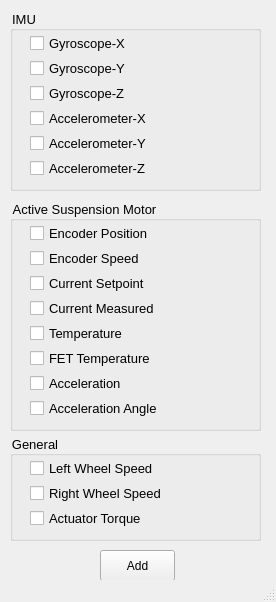
Above: gui/ui/parameters.ui from leonardo-unicamp/ECU-BCS-Triciclo before the change. Below: the same form after it.
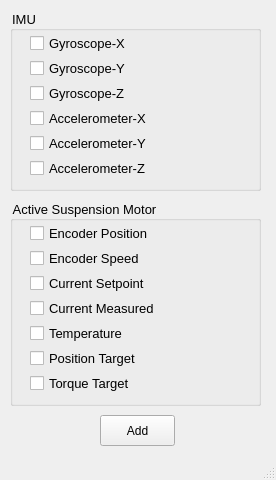
That is the form after the change.

Diff of the .ui file:
```diff
--- a/gui/ui/parameters.ui
+++ b/gui/ui/parameters.ui
@@ -7,19 +7,19 @@
     <x>0</x>
     <y>0</y>
     <width>276</width>
-    <height>602</height>
+    <height>480</height>
    </rect>
   </property>
   <property name="minimumSize">
    <size>
     <width>276</width>
-    <height>602</height>
+    <height>480</height>
    </size>
   </property>
   <property name="maximumSize">
    <size>
     <width>276</width>
-    <height>602</height>
+    <height>480</height>
    </size>
   </property>
   <property name="windowTitle">
@@ -41,7 +41,7 @@
     <property name="title">
      <string>IMU</string>
     </property>
-    <widget class="QCheckBox" name="cb_00">
+    <widget class="QCheckBox" name="cb_03">
      <property name="geometry">
       <rect>
        <x>20</x>
@@ -54,7 +54,7 @@
       <string>Gyroscope-X</string>
      </property>
     </widget>
-    <widget class="QCheckBox" name="cb_01">
+    <widget class="QCheckBox" name="cb_04">
      <property name="geometry">
       <rect>
        <x>20</x>
@@ -67,7 +67,7 @@
       <string>Gyroscope-Y</string>
      </property>
     </widget>
-    <widget class="QCheckBox" name="cb_02">
+    <widget class="QCheckBox" name="cb_05">
      <property name="geometry">
       <rect>
        <x>20</x>
@@ -80,7 +80,7 @@
       <string>Gyroscope-Z</string>
      </property>
     </widget>
-    <widget class="QCheckBox" name="cb_03">
+    <widget class="QCheckBox" name="cb_00">
      <property name="geometry">
       <rect>
        <x>20</x>
@@ -93,7 +93,7 @@
       <string>Accelerometer-X</string>
      </property>
     </widget>
-    <widget class="QCheckBox" name="cb_04">
+    <widget class="QCheckBox" name="cb_01">
      <property name="geometry">
       <rect>
        <x>20</x>
@@ -106,7 +106,7 @@
       <string>Accelerometer-Y</string>
      </property>
     </widget>
-    <widget class="QCheckBox" name="cb_05">
+    <widget class="QCheckBox" name="cb_02">
      <property name="geometry">
       <rect>
        <x>20</x>
@@ -126,7 +126,7 @@
       <x>10</x>
       <y>200</y>
       <width>251</width>
-      <height>231</height>
+      <height>206</height>
      </rect>
     </property>
     <property name="styleSheet">
@@ -161,137 +161,69 @@
       <string>Encoder Speed</string>
      </property>
     </widget>
-    <widget class="QCheckBox" name="cb_08">
-     <property name="geometry">
-      <rect>
-       <x>20</x>
-       <y>75</y>
-       <width>161</width>
-       <height>17</height>
-      </rect>
-     </property>
-     <property name="text">
-      <string>Current Setpoint</string>
-     </property>
-    </widget>
-    <widget class="QCheckBox" name="cb_09">
-     <property name="geometry">
-      <rect>
-       <x>20</x>
-       <y>100</y>
-       <width>156</width>
-       <height>17</height>
-      </rect>
-     </property>
-     <property name="text">
-      <string>Current Measured</string>
-     </property>
-    </widget>
     <widget class="QCheckBox" name="cb_10">
      <property name="geometry">
       <rect>
        <x>20</x>
-       <y>125</y>
-       <width>156</width>
+       <y>75</y>
+       <width>161</width>
        <height>17</height>
       </rect>
      </property>
      <property name="text">
-      <string>Temperature</string>
+      <string>Current Setpoint</string>
      </property>
     </widget>
     <widget class="QCheckBox" name="cb_11">
      <property name="geometry">
       <rect>
        <x>20</x>
-       <y>150</y>
+       <y>100</y>
        <width>156</width>
        <height>17</height>
       </rect>
      </property>
      <property name="text">
-      <string>FET Temperature</string>
+      <string>Current Measured</string>
      </property>
     </widget>
     <widget class="QCheckBox" name="cb_12">
      <property name="geometry">
       <rect>
        <x>20</x>
-       <y>175</y>
-       <width>151</width>
+       <y>125</y>
+       <width>156</width>
        <height>17</height>
       </rect>
      </property>
      <property name="text">
-      <string>Acceleration</string>
+      <string>Temperature</string>
      </property>
     </widget>
     <widget class="QCheckBox" name="cb_13">
      <property name="geometry">
       <rect>
        <x>20</x>
-       <y>200</y>
-       <width>151</width>
+       <y>150</y>
+       <width>156</width>
        <height>17</height>
       </rect>
      </property>
      <property name="text">
-      <string>Acceleration Angle</string>
+      <string>Position Target</string>
      </property>
     </widget>
-   </widget>
-   <widget class="QGroupBox" name="gb_general">
-    <property name="geometry">
-     <rect>
-      <x>10</x>
-      <y>435</y>
-      <width>251</width>
-      <height>106</height>
-     </rect>
-    </property>
-    <property name="styleSheet">
-     <string notr="true">font-size: 13px;</string>
-    </property>
-    <property name="title">
-     <string>General</string>
-    </property>
     <widget class="QCheckBox" name="cb_14">
      <property name="geometry">
       <rect>
        <x>20</x>
-       <y>25</y>
-       <width>151</width>
+       <y>175</y>
+       <width>156</width>
        <height>17</height>
       </rect>
      </property>
      <property name="text">
-      <string>Left Wheel Speed</string>
-     </property>
-    </widget>
-    <widget class="QCheckBox" name="cb_15">
-     <property name="geometry">
-      <rect>
-       <x>20</x>
-       <y>50</y>
-       <width>161</width>
-       <height>17</height>
-      </rect>
-     </property>
-     <property name="text">
-      <string>Right Wheel Speed</string>
-     </property>
-    </widget>
-    <widget class="QCheckBox" name="cb_16">
-     <property name="geometry">
-      <rect>
-       <x>20</x>
-       <y>75</y>
-       <width>161</width>
-       <height>17</height>
-      </rect>
-     </property>
-     <property name="text">
-      <string>Actuator Torque</string>
+      <string>Torque Target</string>
      </property>
     </widget>
    </widget>
@@ -299,7 +231,7 @@
     <property name="geometry">
      <rect>
       <x>100</x>
-      <y>550</y>
+      <y>415</y>
       <width>75</width>
       <height>31</height>
      </rect>
```
